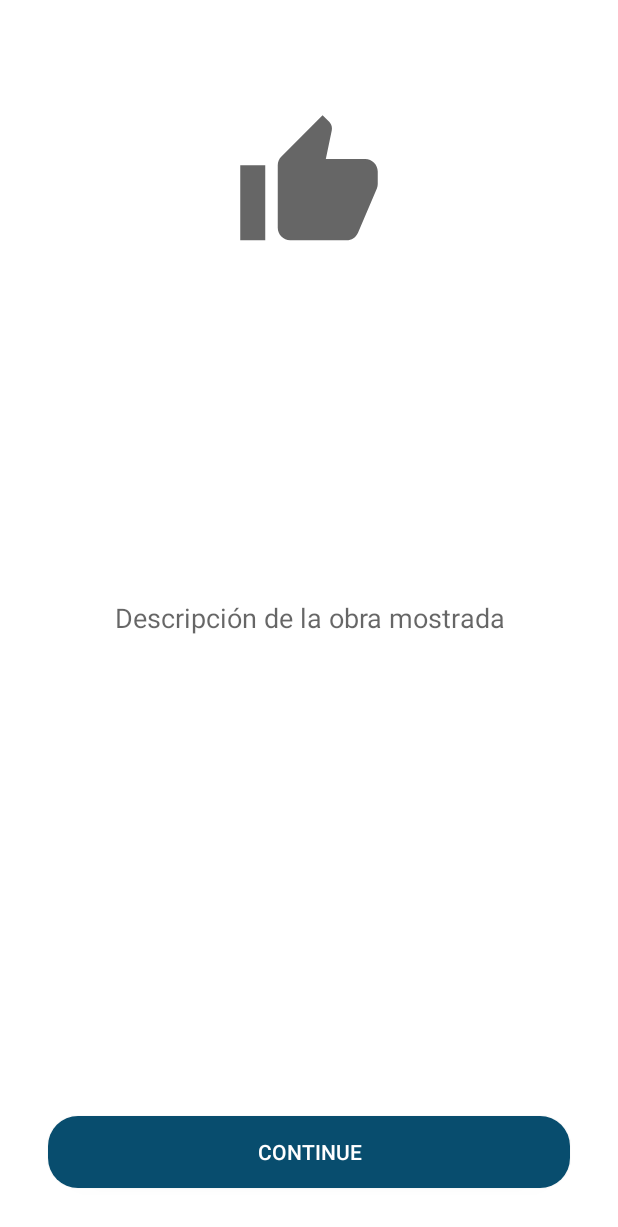
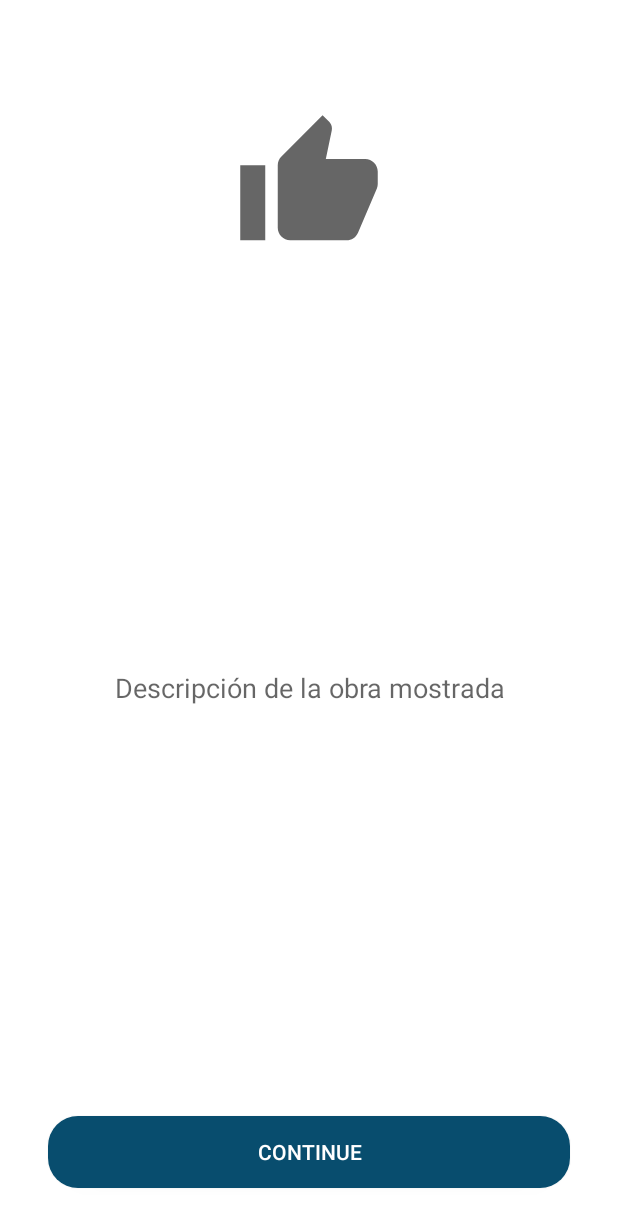
Before and after one commit to santukis/cleanArchitecture, an Android app: the layout fragment_game_answer.xml on its own in the app's theme, with its tools: preview values and no code run, on a phone screen of 412 x 824 dp. Shown: the top 1227 px of the screen. Run offline under Robolectric (Android 15) with nearby library versions, the light colour scheme and no system bars.

Commit message:
question model and game layouts revisited

```diff
--- a/app/build.gradle
+++ b/app/build.gradle
@@ -107,7 +107,7 @@ dependencies {
     implementation "androidx.navigation:navigation-ui-ktx:$nav_version"
 
     //LiveData
-    def lifecycle_version = "2.2.0"
+    def lifecycle_version = "2.3.0"
     implementation "androidx.lifecycle:lifecycle-livedata-ktx:$lifecycle_version"
     implementation "androidx.lifecycle:lifecycle-runtime-ktx:$lifecycle_version"
     implementation "androidx.lifecycle:lifecycle-viewmodel-ktx:$lifecycle_version"
@@ -118,6 +118,9 @@ dependencies {
     //Glide
     implementation 'com.github.bumptech.glide:glide:4.11.0'
     kapt 'com.github.bumptech.glide:compiler:4.11.0'
+
+    //ThreeTen
+    implementation 'com.jakewharton.threetenabp:threetenabp:1.3.0'
 
     //Testing
     testImplementation 'junit:junit:4.13.1'
--- a/app/src/main/res/layout/fragment_game_answer.xml
+++ b/app/src/main/res/layout/fragment_game_answer.xml
@@ -33,7 +33,11 @@
 
         <androidx.core.widget.NestedScrollView
             android:layout_width="match_parent"
-            android:layout_height="match_parent"
+            android:layout_height="0dp"
+            app:layout_constraintBottom_toTopOf="@id/action"
+            app:layout_constraintTop_toBottomOf="@id/result"
+            android:layout_margin="@dimen/large_space"
+            android:overScrollMode="never"
             android:fillViewport="true">
 
             <androidx.appcompat.widget.AppCompatTextView
@@ -43,10 +47,7 @@
                 android:layout_height="wrap_content"
                 android:gravity="center"
                 android:padding="@dimen/normal_space"
-                android:text="@{question.answers.get(question.rightOption).explanation}"
-                app:layout_constraintBottom_toTopOf="@id/action"
-                app:layout_constraintTop_toBottomOf="@id/result"
-                app:layout_constraintVertical_bias="0.3"
+                android:text="@{question.getRightAnswer().explanation}"
                 tools:text="Descripción de la obra mostrada" />
 
         </androidx.core.widget.NestedScrollView>
--- a/app/src/main/res/layout/fragment_game_question.xml
+++ b/app/src/main/res/layout/fragment_game_question.xml
@@ -18,7 +18,8 @@
     <androidx.core.widget.NestedScrollView
         android:layout_width="match_parent"
         android:layout_height="match_parent"
-        android:fillViewport="true">
+        android:fillViewport="true"
+        android:overScrollMode="never">
 
         <androidx.constraintlayout.widget.ConstraintLayout
             android:layout_width="match_parent"
@@ -30,7 +31,7 @@
                 android:layout_height="0dp"
                 android:adjustViewBounds="true"
                 android:scaleType="centerCrop"
-                app:showImage="@{question.answers.get(question.rightOption).image}"
+                app:showImage="@{question.getRightAnswer().image}"
                 app:layout_constraintDimensionRatio="H,1:1"
                 app:layout_constraintTop_toTopOf="parent" />
 
@@ -66,6 +67,7 @@
                 tools:listitem="@layout/element_game_answer"
                 app:onAnswerClick="@{viewmodel.onAnswerClick}"
                 app:showAnswers="@{question.answers}"
+                android:overScrollMode="never"
                 tools:itemCount="3"/>
 
         </androidx.constraintlayout.widget.ConstraintLayout>
```
Also changed, not shown: app/src/main/java/com/santukis/cleanarchitecture/core/ui/ArtworkApplication.kt (+7 -0 lines), app/src/main/java/com/santukis/cleanarchitecture/game/domain/model/Game.kt (+7 -4 lines).
